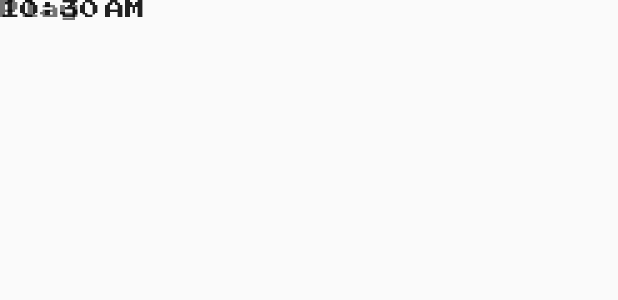
After one commit to devJocke/Unicornigotchi-android, an Android app: the layout play_main.xml on its own in the app's theme, with its tools: preview values and no code run, on a phone screen of 412 x 824 dp. The commit adds this screen. Shown: the top 300 px of the screen. Run offline under Robolectric (Android 15) with nearby library versions, the phone set to English and light mode, and no system bars.

Commit message:
Added naked fragments updated outer gradle

```diff
--- a/app/src/main/java/com/example/jocke/unicornigotchi/ui/main/PlayFragment.kt
+++ b/app/src/main/java/com/example/jocke/unicornigotchi/ui/main/PlayFragment.kt
@@ -10,7 +10,7 @@ import com.example.jocke.unicornigotchi.R
 class PlayFragment : Fragment() {
 
     override fun onCreateView(inflater: LayoutInflater, container: ViewGroup?, savedInstanceState: Bundle?): View? {
-        val rootView = inflater.inflate(R.layout.discipline_main, container, false)
+        val rootView = inflater.inflate(R.layout.play_main, container, false)
         return rootView
     }
 
--- a/app/src/main/java/com/example/jocke/unicornigotchi/ui/main/ToiletFragment.kt
+++ b/app/src/main/java/com/example/jocke/unicornigotchi/ui/main/ToiletFragment.kt
@@ -10,7 +10,7 @@ import com.example.jocke.unicornigotchi.R
 class ToiletFragment : Fragment() {
 
     override fun onCreateView(inflater: LayoutInflater, container: ViewGroup?, savedInstanceState: Bundle?): View? {
-        val rootView = inflater.inflate(R.layout.discipline_main, container, false)
+        val rootView = inflater.inflate(R.layout.toilet_main, container, false)
         return rootView
     }
 }
--- /dev/null
+++ b/app/src/main/res/layout/play_main.xml
@@ -0,0 +1,15 @@
+<?xml version="1.0" encoding="utf-8"?>
+<android.support.constraint.ConstraintLayout
+    xmlns:android="http://schemas.android.com/apk/res/android"
+    android:layout_width="match_parent"
+    android:layout_height="match_parent">
+
+
+    <TextClock
+        android:layout_width="100dp"
+        android:layout_height="100dp"/>
+    <TextView
+        android:layout_width="wrap_content"
+        android:text="Play"
+        android:layout_height="wrap_content"/>
+</android.support.constraint.ConstraintLayout>
--- a/build.gradle
+++ b/build.gradle
@@ -1,14 +1,14 @@
 // Top-level build file where you can add configuration options common to all sub-projects/modules.
 
 buildscript {
-    ext.kotlin_version = '1.2.61'
+    ext.kotlin_version = '1.3.20'
     repositories {
         google()
         jcenter()
         mavenCentral()
     }
     dependencies {
-        classpath 'com.android.tools.build:gradle:3.3.0-alpha08'
+        classpath 'com.android.tools.build:gradle:3.3.0'
         classpath "org.jetbrains.kotlin:kotlin-gradle-plugin:$kotlin_version"
 
         // NOTE: Do not place your application dependencies here; they belong
```
Also changed, not shown: app/src/main/java/com/example/jocke/unicornigotchi/ui/main/DisciplineFragment.kt (+20 -0 lines), app/src/main/res/layout/discipline_main.xml (+59 -4 lines), app/src/main/res/layout/toilet_main.xml (added, +11 -0 lines), app/src/main/res/drawable/cherry.png (added), app/src/main/res/drawable/heart.png (added), app/src/main/res/drawable/unicorn.png (added), gradle/wrapper/gradle-wrapper.properties.
